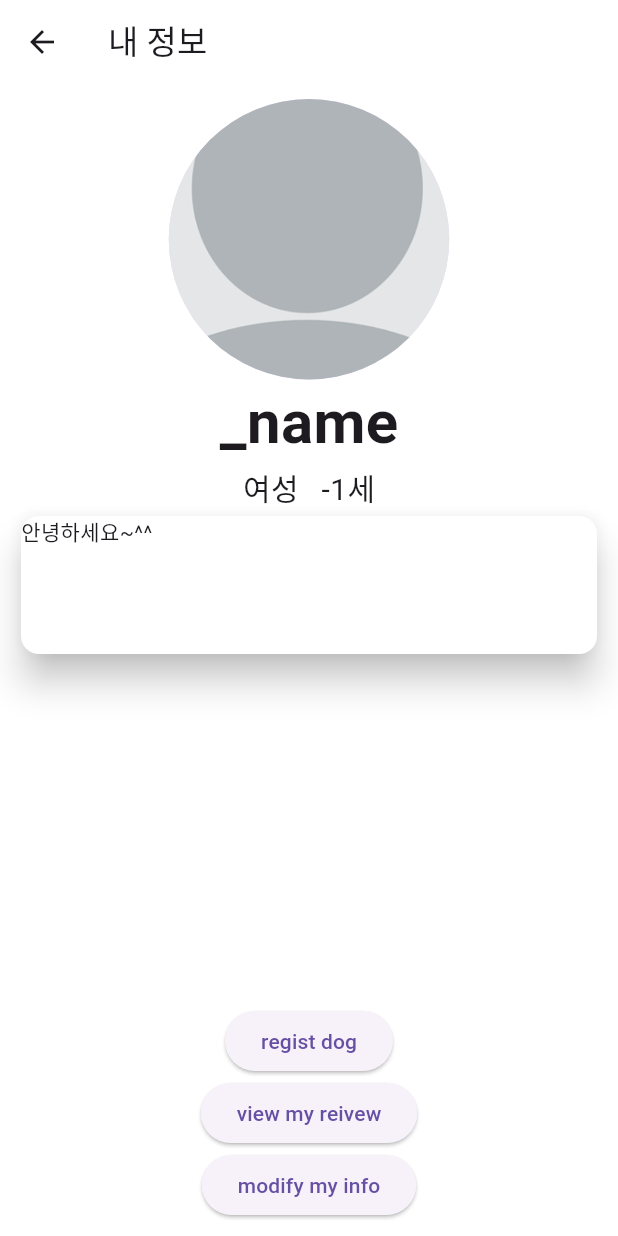
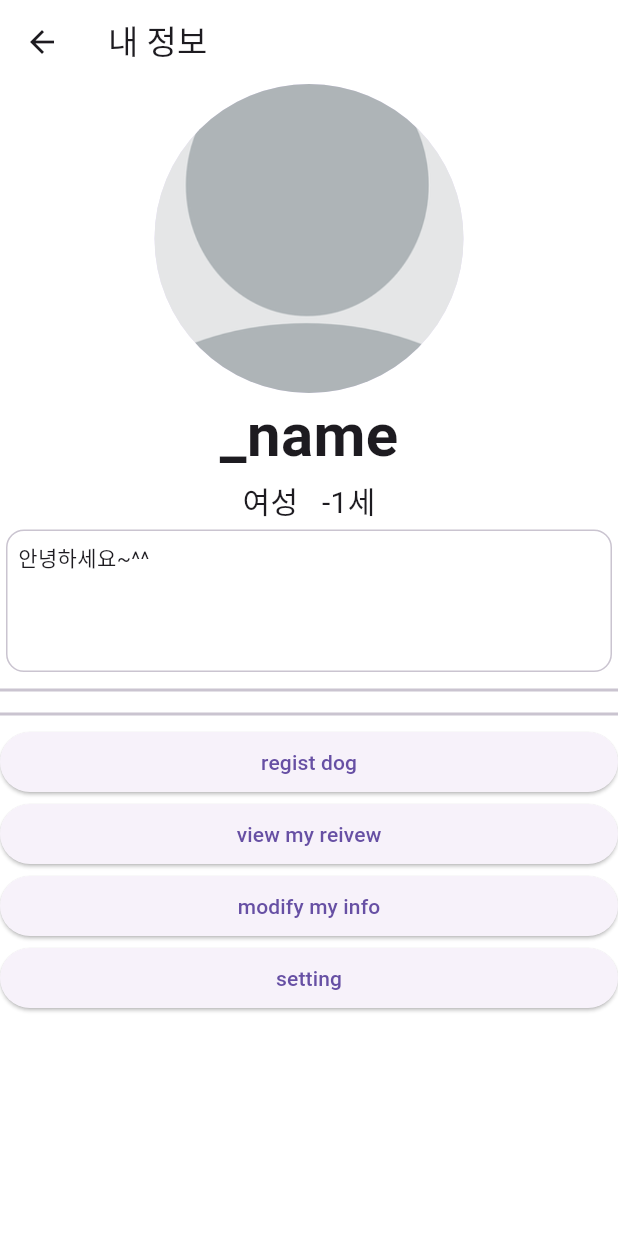
Before and after one commit to TeamCandle/front-end, a Flutter app: the ProfilePage screen opened by its route, on a phone screen of 412 x 824 dp. Run offline on Flutter 3.47's test engine with Material 3 defaults, Android fonts, the phone set to English and light mode, and no system bars; our stand-ins replace firebase_core, firebase_messaging, flutter_local_notifications, geocoding, geolocator, go_router and 4 more; missing offline and left inert: kakao_flutter_sdk, stomp_dart_client, webview_flutter_android, webview_flutter_wkwebview; accounts and stored records are empty.

Commit message:
refactoring profile page

```diff
--- a/lib/pages/profilepage.dart
+++ b/lib/pages/profilepage.dart
@@ -5,6 +5,7 @@ import 'dart:convert';
 
 import 'package:flutter/foundation.dart';
 import 'package:flutter/material.dart';
+import 'package:flutter/rendering.dart';
 import 'package:go_router/go_router.dart';
 import 'package:provider/provider.dart';
 import 'package:flutter_doguber_frontend/datamodels.dart';
@@ -21,119 +22,102 @@ class ProfilePage extends StatelessWidget {
   @override
   Widget build(BuildContext context) {
     return Scaffold(
-      appBar: AppBar(
-        title: const Text('내 정보'),
-        backgroundColor: Colors.white,
-      ),
-      body: Container(
-        margin: const EdgeInsets.all(10),
-        child: Column(children: [
-          Expanded(
-            flex: 1,
-            child: CircleAvatar(
-              radius: double.infinity,
-              backgroundImage: buildProfileImage(context),
-            ),
-          ),
-          Expanded(
-            flex: 1,
+      appBar: AppBar(title: const Text('내 정보')),
+      body: LayoutBuilder(
+        builder: (BuildContext context, BoxConstraints constraints) {
+          double width = constraints.maxWidth;
+          dynamic image = context.watch<UserInfo>().image == null
+              ? const AssetImage('assets/images/profile_test.png')
+              : MemoryImage(context.watch<UserInfo>().image!);
+          String name = context.watch<UserInfo>().name;
+          String gender =
+              context.watch<UserInfo>().gender == "male" ? "남성" : "여성";
+          String age = context.watch<UserInfo>().age.toString();
+          String description =
+              context.watch<UserInfo>().description ?? "안녕하세요~^^";
+          List<Map<String, dynamic>> Dogs =
+              context.watch<UserInfo>().ownDogList;
+
+          return SingleChildScrollView(
             child: Column(
               crossAxisAlignment: CrossAxisAlignment.stretch,
               children: [
+                CircleAvatar(
+                  radius: width / 4,
+                  backgroundImage: image,
+                ),
                 Center(
                   child: Text(
-                    context.watch<UserInfo>().name,
+                    name,
                     style: const TextStyle(
                       fontSize: 40,
                       fontWeight: FontWeight.bold,
                     ),
                   ),
                 ),
-                Row(
-                  mainAxisAlignment: MainAxisAlignment.center,
-                  children: [
-                    const Spacer(flex: 10),
-                    Text(
-                      context.watch<UserInfo>().gender == "male" ? "남성" : "여성",
-                      style: const TextStyle(fontSize: 20),
-                    ),
-                    const Spacer(flex: 1),
-                    Text(
-                      '${context.watch<UserInfo>().age}세',
-                      style: const TextStyle(fontSize: 20),
-                    ),
-                    const Spacer(flex: 10),
-                  ],
-                ),
-                Expanded(
-                  child: Card(
+                Center(
                   child: Text(
-                          context.watch<UserInfo>().description ?? "안녕하세요~^^")),
-                ),
-              ],
+                    '$gender\t\t\t$age세',
+                    style: const TextStyle(fontSize: 20.0),
                   ),
                 ),
-          Expanded(
-            flex: 2,
-            child: Column(
-              children: [
-                Expanded(
-                  child: ListView.builder(
-                    itemCount: context.watch<UserInfo>().ownDogList.length,
-                    itemBuilder: buildOwnDogList,
+                SizedBox(
+                  height: width / 4,
+                  child: Card.outlined(
+                    elevation: 0,
+                    child: Padding(
+                      padding: const EdgeInsets.all(8.0),
+                      child: Text(description),
                     ),
                   ),
+                ),
+                const Divider(thickness: 2),
                 Column(
-                  children: [
-                    ElevatedButton(
-                        onPressed: () =>
-                            context.go(RouterPath.myDogRegistraion),
-                        child: Text("regist dog")),
-                    ElevatedButton(
-                      onPressed: () => context.go(RouterPath.myReview),
-                      child: Text("view my reivew"),
-                    ),
-                    ElevatedButton(
-                      onPressed: () => context.go(RouterPath.profileModify),
-                      child: Text("modify my info"),
-                    ),
-                  ],
-                ),
-              ],
-            ),
-          ),
-        ]),
-      ),
-    );
-  }
-
-  Widget? buildOwnDogList(BuildContext context, int index) {
-    if (context.watch<UserInfo>().ownDogList.isEmpty) {
+                  children: Dogs.map((dog) {
+                    if (dog.isEmpty) {
                       return const Center(
-          child: Text('키우는 반려견이 없으신가요?\n가족같은 나의 반려견을 등록해보세요 ^^'));
+                          child:
+                              Text('키우는 반려견이 없으신가요?\n가족같은 나의 반려견을 등록해보세요 ^^'));
                     }
                     return ListTile(
-      leading: context.watch<UserInfo>().ownDogList[index]['dogImage'] == null
+                      leading: dog['dogImage'] == null
                           ? Image.asset('assets/images/profile_test.png')
-          : Image.memory(
-              context.watch<UserInfo>().ownDogList[index]['dogImage']),
-      title: Text(context.watch<UserInfo>().ownDogList[index]["name"]),
+                          : Image.memory(dog['dogImage']),
+                      title: Text(dog["name"]),
                       trailing: ElevatedButton(
                         onPressed: () {
                           context.go(
-            '${RouterPath.myDogProfile}?dogId=${context.read<UserInfo>().ownDogList[index]["id"]}',
+                            '${RouterPath.myDogProfile}?dogId=${dog["id"]}',
                           );
                         },
                         child: const Text('detail'),
                       ),
                     );
-  }
-
-  ImageProvider<Object>? buildProfileImage(BuildContext context) {
-    if (context.watch<UserInfo>().image == null) {
-      return const AssetImage('assets/images/profile_test.png');
-    }
-    return MemoryImage(context.watch<UserInfo>().image!);
+                  }).toList(),
+                ),
+                const Divider(thickness: 2),
+                ElevatedButton(
+                  onPressed: () => context.go(RouterPath.myDogRegistraion),
+                  child: const Text("regist dog"),
+                ),
+                ElevatedButton(
+                  onPressed: () => context.go(RouterPath.myReview),
+                  child: const Text("view my reivew"),
+                ),
+                ElevatedButton(
+                  onPressed: () => context.go(RouterPath.profileModify),
+                  child: const Text("modify my info"),
+                ),
+                ElevatedButton(
+                  onPressed: () {},
+                  child: const Text('setting'),
+                ),
+              ],
+            ),
+          );
+        },
+      ),
+    );
   }
 }
 
@@ -146,9 +130,7 @@ class ProfileModifyPage extends StatefulWidget {
 
 class _ProfileModifyPageState extends State<ProfileModifyPage> {
   final TextEditingController _descriptionCtrl = TextEditingController();
-
   final ImagePicker _imagePicker = ImagePicker();
-
   XFile? pickedFile;
 
   @override
```
Lines whose indentation alone changed are shown as unchanged.
